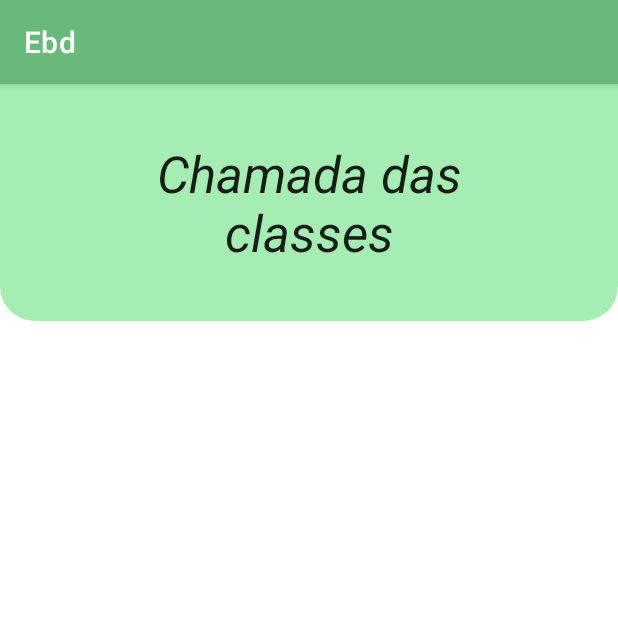
After one commit to matheuspaz123/Ebd, an Android app: the ChamadaFragment screen opened through its navigation route, on a phone screen of 412 x 824 dp, the top half of it. The commit adds this screen. Run offline under Robolectric (Android 15) with nearby library versions, the phone set to English and light mode, and no system bars; our stand-ins replace data binding, sdp/ssp sizes.

Commit message:
fragment chamada

```diff
--- /dev/null
+++ b/app/src/main/java/com/example/ebd/UI/view/fragments/ChamadaFragment.kt
@@ -0,0 +1,28 @@
+package com.example.ebd.UI.view.fragments
+
+import android.os.Bundle
+import androidx.fragment.app.Fragment
+import android.view.LayoutInflater
+import android.view.View
+import android.view.ViewGroup
+import com.example.ebd.R
+
+
+class ChamadaFragment : Fragment() {
+
+
+    override fun onCreate(savedInstanceState: Bundle?) {
+        super.onCreate(savedInstanceState)
+
+    }
+
+    override fun onCreateView(
+        inflater: LayoutInflater, container: ViewGroup?,
+        savedInstanceState: Bundle?
+    ): View? {
+        // Inflate the layout for this fragment
+        return inflater.inflate(R.layout.fragment_chamada, container, false)
+    }
+
+
+}
--- /dev/null
+++ b/app/src/main/res/layout/fragment_chamada.xml
@@ -0,0 +1,62 @@
+<?xml version="1.0" encoding="utf-8"?>
+<layout xmlns:android="http://schemas.android.com/apk/res/android"
+    xmlns:app="http://schemas.android.com/apk/res-auto"
+    xmlns:tools="http://schemas.android.com/tools"
+    tools:context=".UI.view.fragments.ChamadaFragment">
+
+    <data>
+
+    </data>
+
+
+    <ScrollView
+        android:layout_width="match_parent"
+        android:layout_height="match_parent">
+
+        <androidx.constraintlayout.widget.ConstraintLayout
+            android:layout_width="match_parent"
+            android:layout_height="match_parent">
+
+            <LinearLayout
+                android:id="@+id/chamada_top_bar"
+                android:layout_width="match_parent"
+                android:layout_height="wrap_content"
+                android:background="@drawable/shape_top_bar"
+                android:orientation="vertical"
+                android:padding="@dimen/_28sdp"
+                app:layout_constraintTop_toTopOf="parent">
+
+                <androidx.appcompat.widget.AppCompatEditText
+                    android:id="@+id/chamada_top_bar_tv"
+                    android:layout_width="match_parent"
+                    android:layout_height="wrap_content"
+                    android:layout_gravity="center"
+                    android:layout_marginHorizontal="@dimen/_24sdp"
+                    android:background="@android:color/transparent"
+                    android:text="Chamada das classes"
+                    android:textAlignment="center"
+                    android:textSize="@dimen/_26ssp"
+                    android:textStyle="italic" />
+
+
+            </LinearLayout>
+
+            <Spinner
+                android:id="@+id/chamada_sp_classe"
+                android:layout_width="wrap_content"
+                android:layout_height="wrap_content"
+                android:layout_marginHorizontal="@dimen/_16sdp"
+                app:layout_constraintBottom_toBottomOf="@+id/lista_tv_classe"
+                app:layout_constraintLeft_toRightOf="@+id/lista_tv_classe"
+                app:layout_constraintTop_toTopOf="@+id/lista_tv_classe" />
+
+
+
+        </androidx.constraintlayout.widget.ConstraintLayout>
+
+
+
+    </ScrollView>
+
+
+</layout>
--- a/app/src/main/res/navigation/my_nav.xml
+++ b/app/src/main/res/navigation/my_nav.xml
@@ -24,6 +24,9 @@
         <action
             android:id="@+id/action_homeFragment_to_listaAlunosFragment"
             app:destination="@id/listaAlunosFragment" />
+        <action
+            android:id="@+id/action_homeFragment_to_chamadaFragment"
+            app:destination="@id/chamadaFragment" />
     </fragment>
     <fragment
         android:id="@+id/matriculaFragment"
@@ -35,5 +38,10 @@
         android:name="com.example.ebd.UI.view.fragments.ListaAlunosFragment"
         android:label="fragment_lista_alunos"
         tools:layout="@layout/fragment_lista_alunos" />
+    <fragment
+        android:id="@+id/chamadaFragment"
+        android:name="com.example.ebd.UI.view.fragments.ChamadaFragment"
+        android:label="fragment_chamada"
+        tools:layout="@layout/fragment_chamada" />
 
 </navigation>
```
Also changed, not shown: 1 other file.
